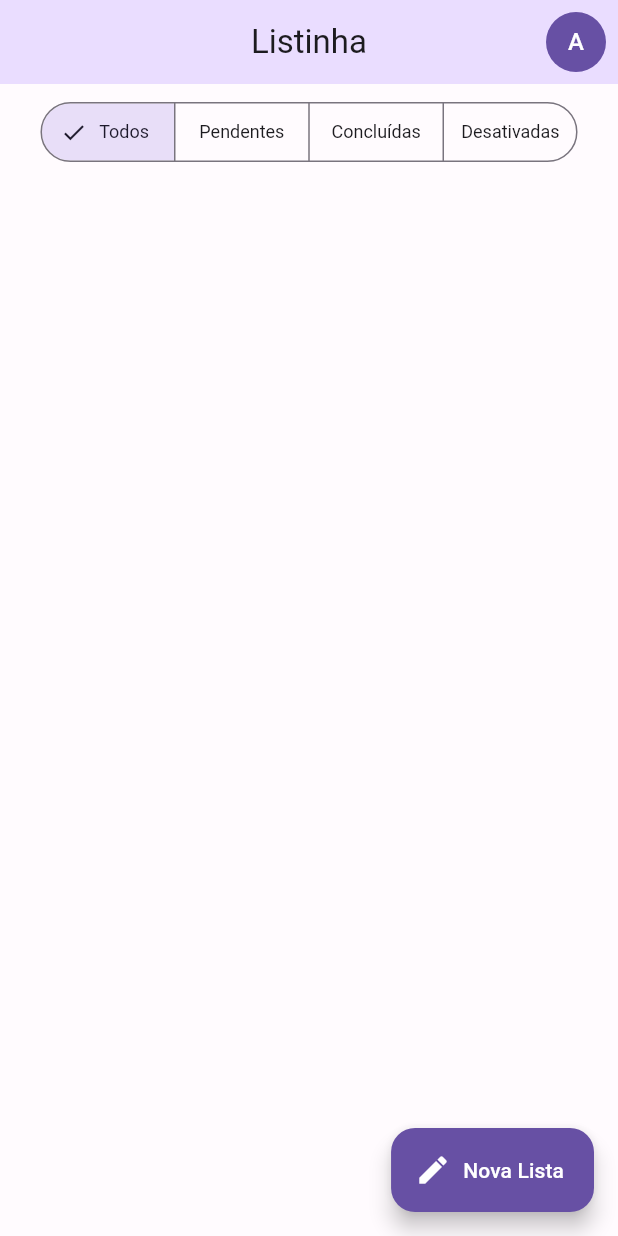
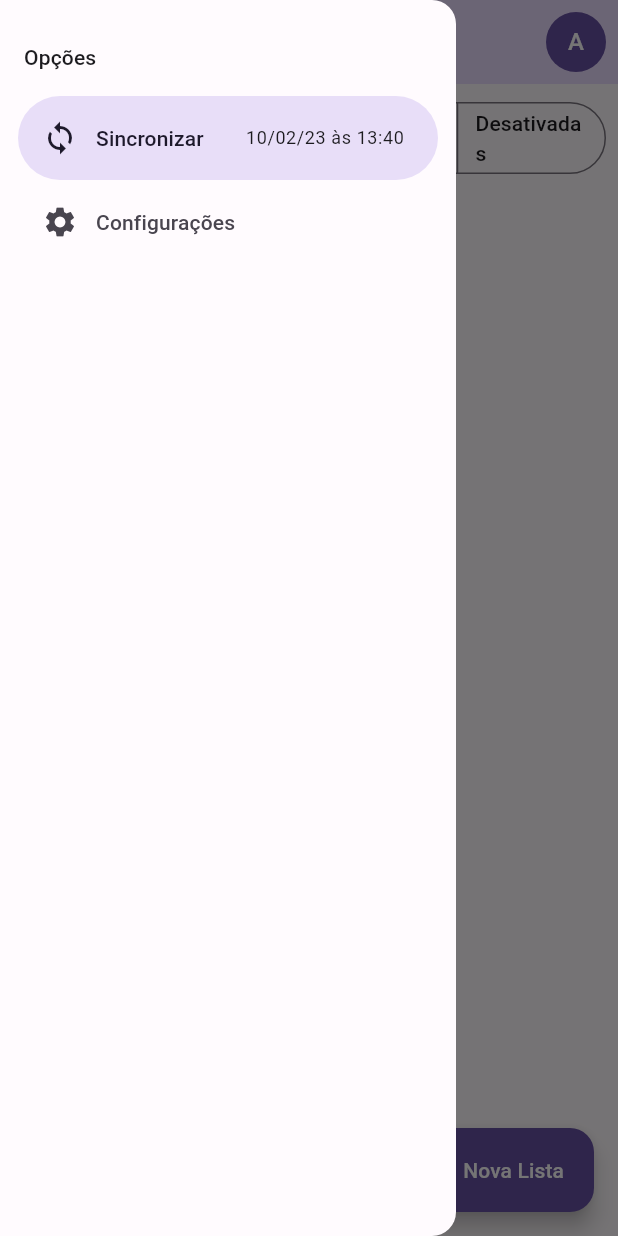
Before and after one commit to adaltoprado/Listinha, a Flutter app: the screen it shows after launch, with the side drawer open (before the commit the screen has no drawer), on a phone screen of 412 x 824 dp. Run offline on Flutter 3.47's test engine with Material 2 defaults, Android fonts, the phone set to English and light mode, and no system bars.

Commit message:
Classe NavigationDrawer e componentização desta...

```diff
--- a/app/lib/src/home/home_page.dart
+++ b/app/lib/src/home/home_page.dart
@@ -1,4 +1,5 @@
 import 'package:flutter/material.dart';
+import 'package:listinha/src/home/widgets/custom_drawer.dart';
 import 'package:listinha/src/shared/widgets/user_image_button.dart';
 
 class HomePage extends StatefulWidget {
@@ -12,6 +13,7 @@ class _HomePageState extends State<HomePage> {
   @override
   Widget build(BuildContext context) {
     return Scaffold(
+      drawer: const CustomDrawer(),
       appBar: AppBar(
         title: const Text('Listinha'),
         actions: const [
@@ -25,7 +27,7 @@ class _HomePageState extends State<HomePage> {
         child: Column(
           children: [
             Padding(
-              padding: const EdgeInsets.all(8.0),
+              padding: const EdgeInsets.all(8),
               child: SegmentedButton<int>(
                 segments: const [
                   ButtonSegment(
--- /dev/null
+++ b/app/lib/src/home/widgets/custom_drawer.dart
@@ -0,0 +1,37 @@
+import 'package:flutter/material.dart';
+
+class CustomDrawer extends StatelessWidget {
+  const CustomDrawer({super.key});
+
+  @override
+  Widget build(BuildContext context) {
+    return NavigationDrawer(
+      children: [
+        Padding(
+          padding: const EdgeInsets.fromLTRB(16, 28, 16, 16),
+          child: Text(
+            'Opções',
+            style: Theme.of(context).textTheme.titleSmall,
+          ),
+        ),
+        NavigationDrawerDestination(
+          icon: const Icon(Icons.sync),
+          label: Row(
+            children: [
+              const Text('Sincronizar'),
+              const SizedBox(width: 28),
+              Text(
+                '10/02/23 às 13:40',
+                style: Theme.of(context).textTheme.bodySmall,
+              ),
+            ],
+          ),
+        ),
+        const NavigationDrawerDestination(
+          icon: Icon(Icons.settings),
+          label: Text('Configurações'),
+        ),
+      ],
+    );
+  }
+}
--- a/app/lib/src/shared/themes/themes.dart
+++ b/app/lib/src/shared/themes/themes.dart
@@ -13,15 +13,7 @@ ThemeData get lightTheme => ThemeData(
         backgroundColor: _lightColorScheme.primary,
         foregroundColor: Colors.white,
       ),
-      segmentedButtonTheme: SegmentedButtonThemeData(
-        style: ButtonStyle(
-          textStyle: MaterialStateProperty.resolveWith<TextStyle>((states) {
-            return TextStyle(
-              fontSize: 12,
-            );
-          }),
-        ),
-      ),
+      segmentedButtonTheme: _segmentbuttonTheme,
     );
 
 ThemeData get darkTheme => ThemeData(
@@ -31,4 +23,18 @@ ThemeData get darkTheme => ThemeData(
         centerTitle: true,
         backgroundColor: _lightColorScheme.primaryContainer,
       ),
+      segmentedButtonTheme: _segmentbuttonTheme,
     );
+
+SegmentedButtonThemeData get _segmentbuttonTheme => SegmentedButtonThemeData(
+      style: ButtonStyle(
+        textStyle: MaterialStateProperty.resolveWith<TextStyle?>((states) {
+          if (states.contains(MaterialState.selected)) {
+            return TextStyle(
+              fontSize: 9,
+            );
+            return TextStyle(fontSize: 12);
+          }
+        }),
+      ),
+    );
```
